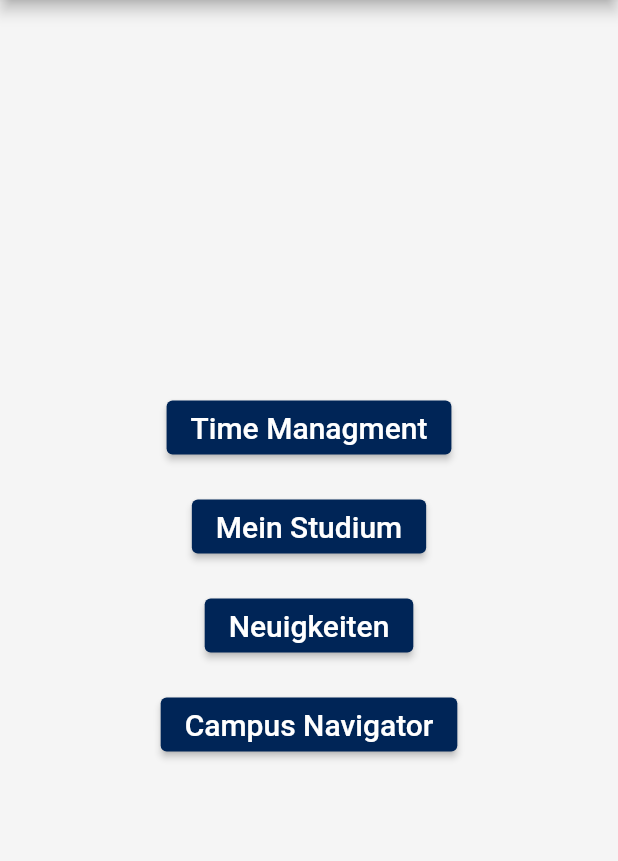
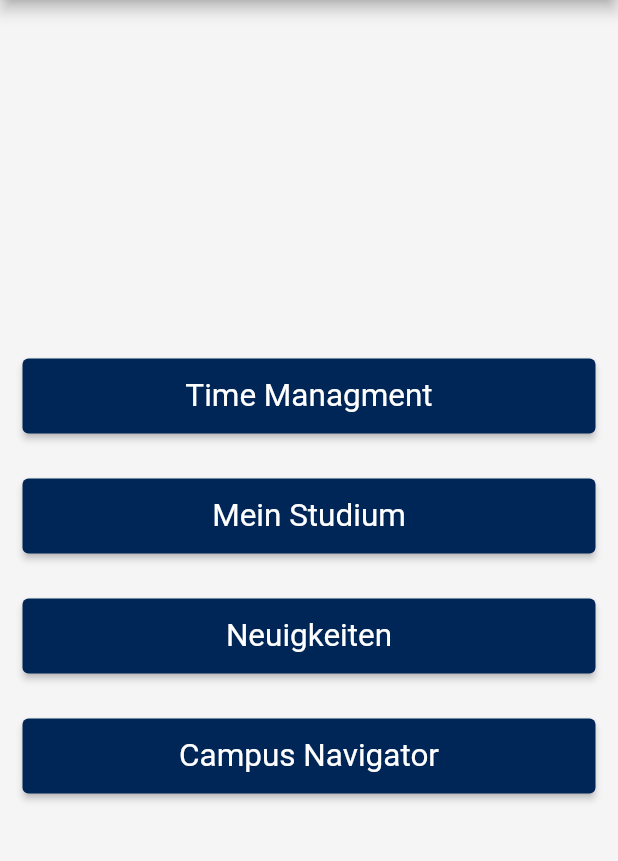
Before and after one commit to johannesmhl/tud-mobile, a Flutter app: the screen it shows after launch, on a phone screen of 412 x 824 dp, the part 84-945 px from its top. Run offline on Flutter 3.47's test engine with Material 2 defaults, Android fonts, the phone set to English and light mode, and no system bars.

Commit message:
Better navigation buttons

```diff
--- a/lib/main.dart
+++ b/lib/main.dart
@@ -22,15 +22,15 @@ class MyApp extends StatelessWidget {
         appBarTheme: const AppBarTheme(
           backgroundColor: Color(0xFF002557), // Change app bar background color
           titleTextStyle: TextStyle(
-            color: Colors.white, // Change app bar title text color
-            fontSize: 20, // Adjust title text size if needed
-            fontWeight: FontWeight.bold, // Apply font weight if desired
+            color: Colors.white,
+            fontSize: 20,
+            fontWeight: FontWeight.bold,
           ),
         ),
         elevatedButtonTheme: ElevatedButtonThemeData(
           style: ElevatedButton.styleFrom(
             foregroundColor: Colors.white,
-            primary:
+            backgroundColor:
                 const Color(0xFF002557), // Change ElevatedButton text color
           ),
         ),
--- a/lib/pages/HomePage.dart
+++ b/lib/pages/HomePage.dart
@@ -26,12 +26,22 @@ class MyHomePage extends StatelessWidget {
 
   Widget buildClickableButton(BuildContext context, String text, String route) {
     return Padding(
-      padding: const EdgeInsets.all(9.0),
-      child: ElevatedButton(
-        onPressed: () {
-          Navigator.pushNamed(context, route);
-        },
-        child: Text(text, style: const TextStyle(fontSize: 20)), // Text size),
+      padding: const EdgeInsets.all(15.0),
+      child: SizedBox(
+        width: 780,
+        height: 50,
+        child: ElevatedButton(
+          onPressed: () {
+            Navigator.pushNamed(context, route);
+          },
+          style: ElevatedButton.styleFrom(
+            primary: const Color(0xFF002557), // Change button background color
+            onPrimary: Colors.white, // Change button text color
+            padding: const EdgeInsets.all(10), // Padding inside the button
+            textStyle: const TextStyle(fontSize: 21), // Text size
+          ),
+          child: Text(text),
+        ),
       ),
     );
   }
```
